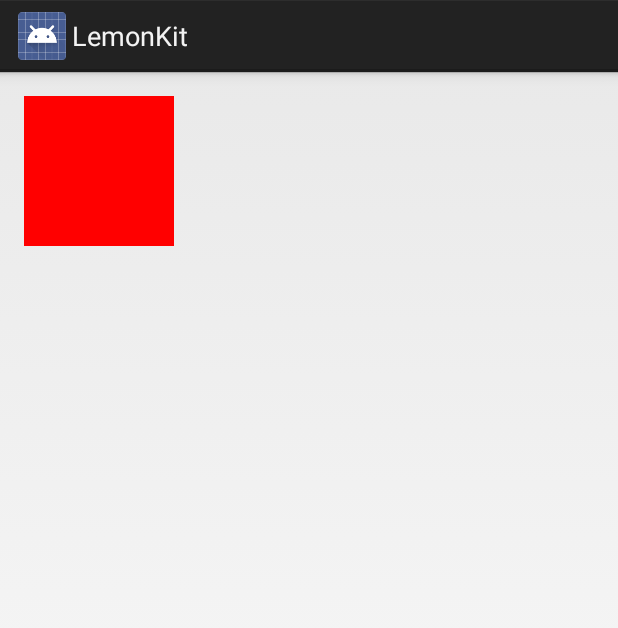
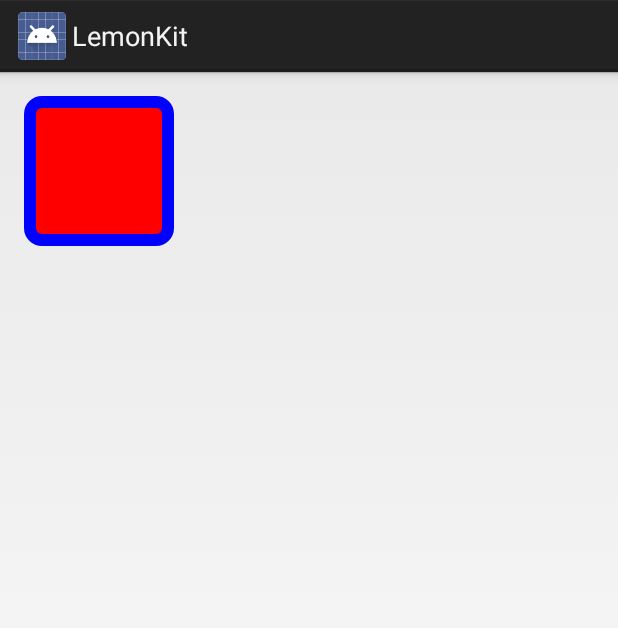
Before and after one commit to LemonITCN/LemonKit4Android, an Android app: the screen it shows after launch (MainActivity), on a phone screen of 412 x 824 dp. Shown: the top 628 px of the screen. Run offline under Robolectric (Android 15) with nearby library versions, the phone set to English and light mode, and no system bars.

Commit message:
完成了LKView的基本四个扩展属性

```diff
--- a/LemonKit/lemonkit-samples/src/main/res/layout/activity_main.xml
+++ b/LemonKit/lemonkit-samples/src/main/res/layout/activity_main.xml
@@ -16,7 +16,7 @@
         android:layout_height="100dp"
         android:background="#ff0000"
         lk:borderColor="#0000ff"
-        lk:borderWidth="2dp"
+        lk:borderWidth="8dp"
         lk:clipToBounds="true"
         lk:cornerRadius="8dp" />
 </RelativeLayout>
--- a/LemonKit/lemonkit/src/main/java/net/lemonsoft/lemonkit/core/LKUIAttrsCore.java
+++ b/LemonKit/lemonkit/src/main/java/net/lemonsoft/lemonkit/core/LKUIAttrsCore.java
@@ -6,6 +6,7 @@ import android.util.AttributeSet;
 import net.lemonsoft.lemonkit.R;
 import net.lemonsoft.lemonkit.interfaces.ui.LKUI;
 import net.lemonsoft.lemonkit.model.LKUIAttrsModel;
+import net.lemonsoft.lemonkit.tools.ViewTool;
 
 /**
  * 处理视图的扩展attribute的核心类
@@ -19,15 +20,15 @@ public final class LKUIAttrsCore {
         // 解析attrs并设置
         TypedArray array = lkui.getContext().obtainStyledAttributes(attrs, R.styleable.LKView);
         assert array != null;// 断言array不为空
-        attrsModel.setCornerRadius(array.getDimensionPixelSize(R.styleable.LKView_cornerRadius, attrsModel.getCornerRadius()));
-        attrsModel.setBorderWidth(array.getDimensionPixelSize(R.styleable.LKView_borderWidth, attrsModel.getBorderWidth()));
-        attrsModel.setBorderColor(array.getColor(R.styleable.LKView_borderColor, attrsModel.getBorderColor()));
-        attrsModel.setClipToBounds(array.getBoolean(R.styleable.LKView_clipToBounds, attrsModel.isClipToBounds()));
+        attrsModel.getAttrsModel().setCornerRadius(array.getDimensionPixelSize(R.styleable.LKView_cornerRadius, attrsModel.getCornerRadius()));
+        attrsModel.getAttrsModel().setBorderWidth(array.getDimensionPixelSize(R.styleable.LKView_borderWidth, attrsModel.getBorderWidth()));
+        attrsModel.getAttrsModel().setBorderColor(array.getColor(R.styleable.LKView_borderColor, attrsModel.getBorderColor()));
+        attrsModel.getAttrsModel().setClipToBounds(array.getBoolean(R.styleable.LKView_clipToBounds, attrsModel.isClipToBounds()));
         lkui.setLKUIAttrs(attrsModel);
     }
 
     public static void dealWithView(LKUI lkui, LKUIAttrsModel model) {
-
+        ViewTool.applyExtensionAttrs(lkui.getView(), lkui.getCanvas(), model.getAttrsModel());
     }
 
 }
--- a/LemonKit/lemonkit/src/main/java/net/lemonsoft/lemonkit/interfaces/ui/LKUI.java
+++ b/LemonKit/lemonkit/src/main/java/net/lemonsoft/lemonkit/interfaces/ui/LKUI.java
@@ -7,17 +7,35 @@ import android.view.View;
 import net.lemonsoft.lemonkit.model.LKUIAttrsModel;
 
 /**
+ * 对原生view进行属性直接扩展之后的基本要求接口
  * Created by LiuRi on 2017/1/25.
  */
 
 public interface LKUI {
 
+    /**
+     * 获取控件的画布
+     */
     Canvas getCanvas();
 
+    /**
+     * 获取控件的上下文对象
+     */
     Context getContext();
 
+    /**
+     * 设置对象的LKUI属性
+     */
     void setLKUIAttrs(LKUIAttrsModel attrs);
 
+    /**
+     * 获取控件的LKUI属性
+     */
     LKUIAttrsModel getLKUIAttrs();
 
+    /**
+     * 获取实体控件
+     */
+    View getView();
+
 }
--- a/LemonKit/lemonkit/src/main/java/net/lemonsoft/lemonkit/model/LKUIAttrsModel.java
+++ b/LemonKit/lemonkit/src/main/java/net/lemonsoft/lemonkit/model/LKUIAttrsModel.java
@@ -1,7 +1,5 @@
 package net.lemonsoft.lemonkit.model;
 
-import android.graphics.Canvas;
-import android.graphics.Color;
 import android.support.annotation.NonNull;
 
 import net.lemonsoft.lemonkit.core.LKUIAttrsCore;
@@ -15,66 +13,57 @@ import net.lemonsoft.lemonkit.interfaces.ui.LKUI;
 
 public class LKUIAttrsModel {
 
-    /**
-     * 圆角半径
-     */
-    private int cornerRadius = 0;
-    /**
-     * 边框宽度
-     */
-    private int borderWidth = 0;
-    /**
-     * 边框颜色
-     */
-    private int borderColor = Color.WHITE;
-    /**
-     * 是否沿着边框剪切，若为真，那么超过边框的部分都会被剪切，无法看见
-     */
-    private boolean clipToBounds = true;
+    private NativeViewExtensionAttrsModel attrsModel;
 
     private LKUI lkui;
 
     public LKUIAttrsModel(@NonNull LKUI lkui) {
         this.lkui = lkui;
+        this.attrsModel = new NativeViewExtensionAttrsModel();
+    }
+
+    public NativeViewExtensionAttrsModel getAttrsModel() {
+        return attrsModel;
     }
 
     public int getCornerRadius() {
-        return cornerRadius;
+        return this.attrsModel.getCornerRadius();
     }
 
     public void setCornerRadius(int cornerRadius) {
-        this.cornerRadius = cornerRadius;
+        this.attrsModel.setCornerRadius(cornerRadius);
         // 重新应用扩展属性的样式
         LKUIAttrsCore.dealWithView(lkui, this);
     }
 
     public int getBorderWidth() {
-        return borderWidth;
+        return this.attrsModel.getBorderWidth();
     }
 
     public void setBorderWidth(int borderWidth) {
-        this.borderWidth = borderWidth;
+        this.attrsModel.setBorderWidth(borderWidth);
         // 重新应用扩展属性的样式
         LKUIAttrsCore.dealWithView(lkui, this);
     }
 
     public int getBorderColor() {
-        return borderColor;
+        return this.attrsModel.getBorderColor();
     }
 
     public void setBorderColor(int borderColor) {
-        this.borderColor = borderColor;
+        this.attrsModel.setBorderColor(borderColor);
         // 重新应用扩展属性的样式
         LKUIAttrsCore.dealWithView(lkui, this);
     }
 
     public boolean isClipToBounds() {
-        return clipToBounds;
+        return this.attrsModel.isClipToBounds();
     }
 
     public void setClipToBounds(boolean clipToBounds) {
-        this.clipToBounds = clipToBounds;
+        this.attrsModel.setClipToBounds(clipToBounds);
         // 重新应用扩展属性的样式
         LKUIAttrsCore.dealWithView(lkui, this);
     }
+
 }
--- /dev/null
+++ b/LemonKit/lemonkit/src/main/java/net/lemonsoft/lemonkit/model/NativeViewExtensionAttrsModel.java
@@ -0,0 +1,61 @@
+package net.lemonsoft.lemonkit.model;
+
+import android.graphics.Color;
+
+/**
+ * 对原生控件的属性扩展模型
+ * 原生控件指的是android.view.View以及其直接或间接的子类
+ * Created by LiuRi on 2017/1/25.
+ */
+
+public class NativeViewExtensionAttrsModel {
+
+    /**
+     * 圆角半径
+     */
+    private int cornerRadius = 0;
+    /**
+     * 边框宽度
+     */
+    private int borderWidth = 0;
+    /**
+     * 边框颜色
+     */
+    private int borderColor = Color.WHITE;
+    /**
+     * 是否沿着边框剪切，若为真，那么超过边框的部分都会被剪切，无法看见
+     */
+    private boolean clipToBounds = true;
+
+    public int getCornerRadius() {
+        return cornerRadius;
+    }
+
+    public void setCornerRadius(int cornerRadius) {
+        this.cornerRadius = cornerRadius;
+    }
+
+    public int getBorderWidth() {
+        return borderWidth;
+    }
+
+    public void setBorderWidth(int borderWidth) {
+        this.borderWidth = borderWidth;
+    }
+
+    public int getBorderColor() {
+        return borderColor;
+    }
+
+    public void setBorderColor(int borderColor) {
+        this.borderColor = borderColor;
+    }
+
+    public boolean isClipToBounds() {
+        return clipToBounds;
+    }
+
+    public void setClipToBounds(boolean clipToBounds) {
+        this.clipToBounds = clipToBounds;
+    }
+}
--- /dev/null
+++ b/LemonKit/lemonkit/src/main/java/net/lemonsoft/lemonkit/tools/ViewTool.java
@@ -0,0 +1,53 @@
+package net.lemonsoft.lemonkit.tools;
+
+import android.graphics.Canvas;
+import android.graphics.Color;
+import android.graphics.Path;
+import android.graphics.RectF;
+import android.graphics.Region;
+import android.graphics.drawable.ColorDrawable;
+import android.graphics.drawable.Drawable;
+import android.graphics.drawable.GradientDrawable;
+import android.os.Build;
+import android.view.View;
+
+import net.lemonsoft.lemonkit.model.NativeViewExtensionAttrsModel;
+
+/**
+ * 对原生的View的工具，原生的View指的是android.view.View以及其直接或间接的子类
+ * Created by LiuRi on 2017/1/25.
+ */
+
+public final class ViewTool {
+
+    public static void applyExtensionAttrs(View view, Canvas canvas, NativeViewExtensionAttrsModel attrs) {
+        int backColor = Color.argb(0, 255, 255, 255);// 不直接用Color.TRANSPARENT是因为其颜色值是0,0,0,0，后期动画可能会出现问题
+        System.out.println(view.getBackground().getClass());
+        if (view.getBackground() instanceof ColorDrawable)
+            backColor = ((ColorDrawable) view.getBackground()).getColor();
+        // 根据属性创建并渲染背景对象
+        GradientDrawable backDrawable = new GradientDrawable();
+        backDrawable.setShape(GradientDrawable.RECTANGLE);
+        backDrawable.setCornerRadius(attrs.getCornerRadius());
+        backDrawable.setColor(backColor);
+        backDrawable.setStroke(attrs.getBorderWidth(), attrs.getBorderColor());
+        // 应用
+        if (Build.VERSION.SDK_INT >= Build.VERSION_CODES.JELLY_BEAN)
+            view.setBackground(backDrawable);
+        else
+            view.setBackgroundDrawable(backDrawable);
+
+        if (attrs.isClipToBounds() && canvas != null) {
+            // 需要切割到边界部分
+            Path path = new Path();
+            path.addRoundRect(
+                    new RectF(0, 0, canvas.getWidth(), canvas.getHeight()),
+                    attrs.getCornerRadius(),
+                    attrs.getCornerRadius(),
+                    Path.Direction.CW
+            );
+            canvas.clipPath(path, Region.Op.REPLACE);
+        }
+    }
+
+}
--- a/LemonKit/lemonkit/src/main/java/net/lemonsoft/lemonkit/ui/view/LKView.java
+++ b/LemonKit/lemonkit/src/main/java/net/lemonsoft/lemonkit/ui/view/LKView.java
@@ -62,4 +62,9 @@ public class LKView extends View implements LKUI {
     public LKUIAttrsModel getLKUIAttrs() {
         return this.attrsModel;
     }
+
+    @Override
+    public View getView() {
+        return this;
+    }
 }
```
